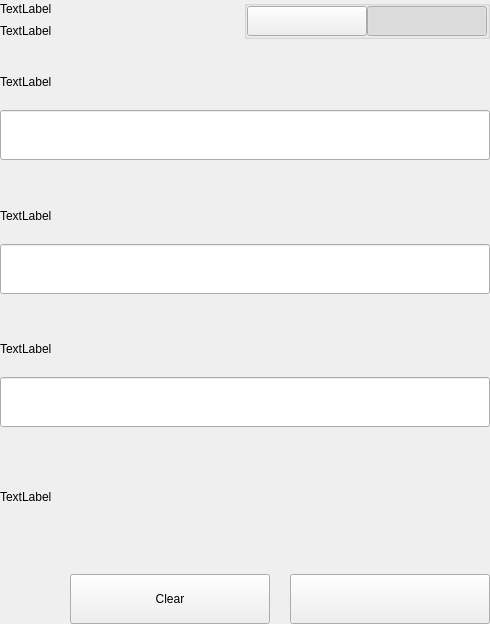
This is src/qt/timelockcoin/settings/forms/settingsbittoolwidget.ui in timelockcoin/tym as Qt 5 draws it before an edit. The edited form follows.
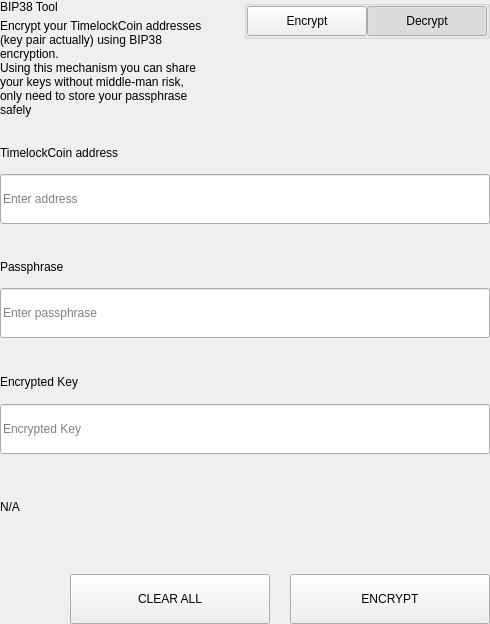
This is the edited form.

Diff of the .ui file:
```diff
--- a/src/qt/timelockcoin/settings/forms/settingsbittoolwidget.ui
+++ b/src/qt/timelockcoin/settings/forms/settingsbittoolwidget.ui
@@ -62,14 +62,15 @@
             <item>
              <widget class="QLabel" name="labelTitle">
               <property name="text">
-               <string>TextLabel</string>
+               <string>BIP38 Tool</string>
               </property>
              </widget>
             </item>
             <item>
              <widget class="QLabel" name="labelSubtitle1">
               <property name="text">
-               <string>TextLabel</string>
+               <string>Encrypt your TimelockCoin addresses (key pair actually) using BIP38 encryption.
+Using this mechanism you can share your keys without middle-man risk, only need to store your passphrase safely</string>
               </property>
               <property name="wordWrap">
                <bool>true</bool>
@@ -133,7 +134,7 @@
                 <enum>Qt::NoFocus</enum>
                </property>
                <property name="text">
-                <string/>
+                <string>Encrypt</string>
                </property>
                <property name="checkable">
                 <bool>true</bool>
@@ -161,7 +162,7 @@
                 <enum>Qt::NoFocus</enum>
                </property>
                <property name="text">
-                <string/>
+                <string>Decrypt</string>
                </property>
                <property name="checkable">
                 <bool>true</bool>
@@ -647,7 +648,7 @@
                   </size>
                  </property>
                  <property name="text">
-                  <string>TextLabel</string>
+                  <string>TimelockCoin address</string>
                  </property>
                 </widget>
                </item>
@@ -659,6 +660,9 @@
                    <height>50</height>
                   </size>
                  </property>
+                 <property name="placeholderText">
+                  <string>Enter address</string>
+                 </property>
                 </widget>
                </item>
               </layout>
@@ -718,7 +722,7 @@
                     </size>
                    </property>
                    <property name="text">
-                    <string>TextLabel</string>
+                    <string>Passphrase</string>
                    </property>
                   </widget>
                  </item>
@@ -736,6 +740,9 @@
                      <height>50</height>
                     </size>
                    </property>
+                   <property name="placeholderText">
+                    <string>Enter passphrase</string>
+                   </property>
                   </widget>
                  </item>
                 </layout>
@@ -801,7 +808,7 @@
                   </size>
                  </property>
                  <property name="text">
-                  <string>TextLabel</string>
+                  <string>Encrypted Key</string>
                  </property>
                 </widget>
                </item>
@@ -813,6 +820,9 @@
                    <height>50</height>
                   </size>
                  </property>
+                 <property name="placeholderText">
+                  <string>Encrypted Key</string>
+                 </property>
                 </widget>
                </item>
               </layout>
@@ -821,7 +831,7 @@
             <item>
              <widget class="QLabel" name="statusLabel_ENC">
               <property name="text">
-               <string>TextLabel</string>
+               <string notr="true">N/A</string>
               </property>
              </widget>
             </item>
@@ -874,7 +884,7 @@
                  <enum>Qt::NoFocus</enum>
                 </property>
                 <property name="text">
-                 <string>Clear</string>
+                 <string>CLEAR ALL</string>
                 </property>
                </widget>
               </item>
@@ -912,7 +922,7 @@
                  <enum>Qt::NoFocus</enum>
                 </property>
                 <property name="text">
-                 <string/>
+                 <string>ENCRYPT</string>
                 </property>
                </widget>
               </item>
```
Left out of the diff: 19 changed lines with no effect on the pictures.
